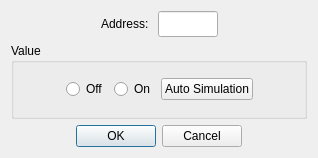
Above: src/dialogs/dialogwritecoilregister.ui from sanny32/OpenModSim before the change. Below: the same form after it.
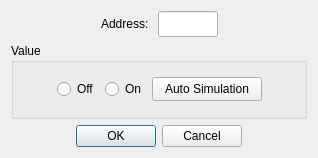
That is the form after the change. Custom widgets are drawn as their Qt base class.

Commit message: Update dialogs to write registers

```diff
--- a/src/dialogs/dialogwritecoilregister.ui
+++ b/src/dialogs/dialogwritecoilregister.ui
@@ -111,6 +111,9 @@
       </item>
       <item>
        <widget class="QPushButton" name="pushButtonSimulation">
+        <property name="styleSheet">
+         <string notr="true">padding: 4px 12px;</string>
+        </property>
         <property name="text">
          <string>Auto Simulation</string>
         </property>
```
The commit also changes 3 other files.
